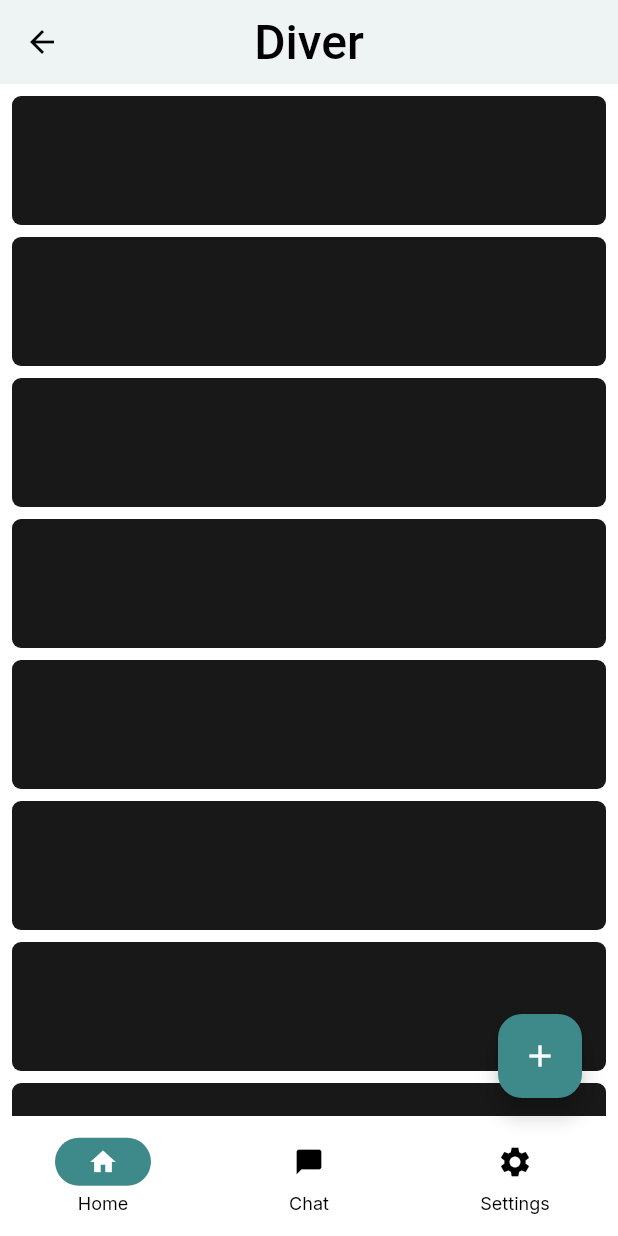
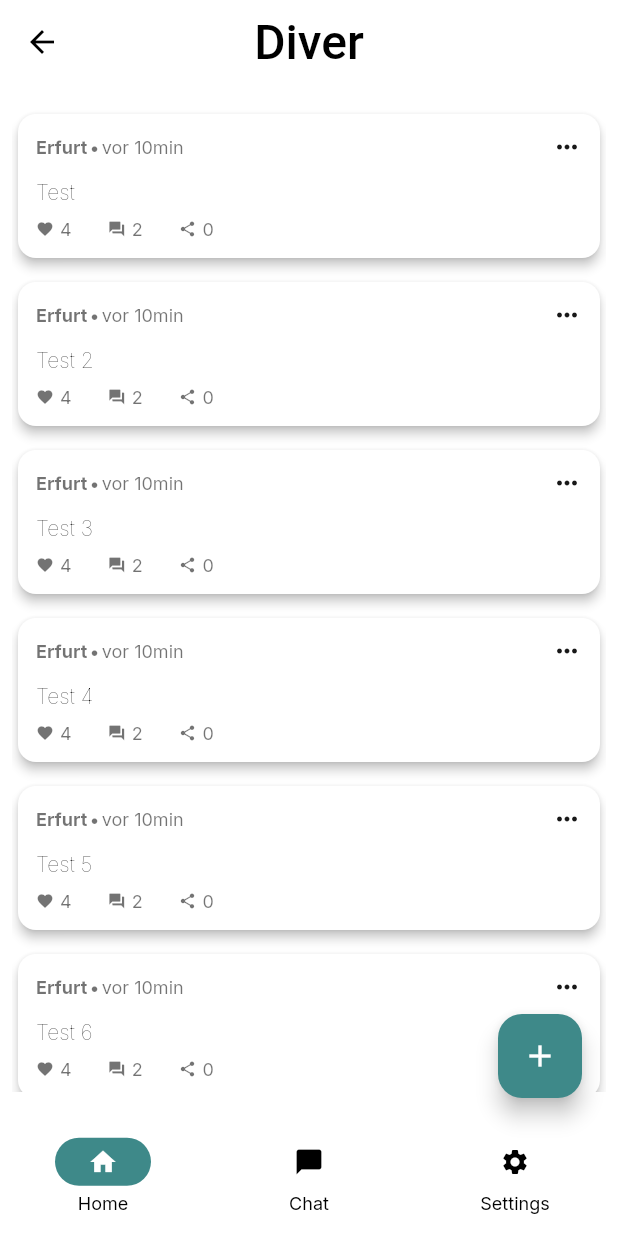
Before and after one commit to diver-company/diver, a Flutter app: the App screen opened by its route, on a phone screen of 412 x 824 dp. Run offline on Flutter 3.47's test engine with Material 2 defaults, Android fonts, the phone set to English and light mode, and no system bars; our stand-ins replace google_fonts, reactive_forms, shared_preferences; accounts and stored records are empty.

Commit message:
DIV-10 wip

```diff
--- a/diver-app/lib/l10n/intl_de.arb
+++ b/diver-app/lib/l10n/intl_de.arb
@@ -14,6 +14,9 @@
   "registerUsernameHint": "Du kannst auch später einen Usernamen festlegen.",
   "registerSignInHere1": "Du hast bereits einen Account?",
   "registerSignInHere2": "Hier anmelden",
+  "navigationBarHome": "Home",
+  "navigationChat": "Chat",
+  "navigationSettings": "Einstellungen",
 
   "btn_getStarted": "Loslegen",
   "btn_signIn": "Anmelden",
--- a/diver-app/lib/l10n/intl_en.arb
+++ b/diver-app/lib/l10n/intl_en.arb
@@ -14,6 +14,9 @@
   "registerUsernameHint": "You can also create a username at a later time.",
   "registerSignInHere1": "Have an account?",
   "registerSignInHere2": "Sign in here",
+  "navigationBarHome": "Home",
+  "navigationChat": "Chat",
+  "navigationSettings": "Settings",
 
   "btn_getStarted": "Get started",
   "btn_signIn": "Sign in",
--- /dev/null
+++ b/diver-app/lib/models/post.dart
@@ -0,0 +1,3 @@
+class Post {
+
+}
--- a/diver-app/lib/screens/app/app.dart
+++ b/diver-app/lib/screens/app/app.dart
@@ -3,8 +3,10 @@ import 'package:diver/constants.dart';
 import 'package:diver/screens/chat/chat.dart';
 import 'package:diver/screens/feed/feed.dart';
 import 'package:diver/screens/new_post/new_post.dart';
+import 'package:flutter/cupertino.dart';
 import 'package:flutter/material.dart';
 import 'package:google_fonts/google_fonts.dart';
+import 'package:diver/generated/l10n.dart';
 
 class App extends StatefulWidget {
   const App({super.key});
@@ -16,7 +18,11 @@ class App extends StatefulWidget {
 class _AppState extends State<App> {
   int _selectedIndex = 0;
 
-  final List<Widget> _pages = <Widget>[const Feed(), const Chat(), const Chat()];
+  final List<Widget> _pages = <Widget>[
+    const Feed(),
+    const Chat(),
+    const Chat()
+  ];
 
   void selectDestination(int idx) {
     setState(() {
@@ -28,7 +34,7 @@ class _AppState extends State<App> {
   Widget build(BuildContext context) {
     return Scaffold(
       appBar: AppBar(
-        elevation: 4.0,
+        //elevation: 4.0,
         centerTitle: true,
         title: Text(
           "Diver",
@@ -42,7 +48,8 @@ class _AppState extends State<App> {
               child: _buildNewPostWidget(context),
             )
           : null,
-      body: PageTransitionSwitcher(
+      body: CupertinoPageScaffold(
+        child: PageTransitionSwitcher(
           reverse: _selectedIndex != 0,
           transitionBuilder: (Widget child, Animation<double> animation,
               Animation<double> secondaryAnimation) {
@@ -55,29 +62,41 @@ class _AppState extends State<App> {
           },
           child: _pages[_selectedIndex],
         ),
+      ),
       bottomNavigationBar: NavigationBar(
         selectedIndex: _selectedIndex,
         onDestinationSelected: (int idx) => selectDestination(idx),
         indicatorColor: Theme.of(context).colorScheme.primary,
-        destinations: const <NavigationDestination>[
+        destinations: <NavigationDestination>[
           NavigationDestination(
-              selectedIcon:
-                  Icon(Icons.home, size: 20.0, color: kContentColorDarkTheme),
-              icon: Icon(
+            selectedIcon: const Icon(Icons.home,
+                size: 20.0, color: kContentColorDarkTheme),
+            icon: const Icon(
               Icons.home,
               size: 20.0,
             ),
-              label: "Home"),
+            label: S.of(context).navigationBarHome,
+          ),
           NavigationDestination(
-              selectedIcon: Icon(Icons.chat_bubble,
-                  size: 20.0, color: kContentColorDarkTheme),
-              icon: Icon(Icons.chat_bubble, size: 20.0),
-              label: "Chat"),
+            selectedIcon: const Icon(
+              Icons.chat_bubble,
+              size: 20.0,
+              color: kContentColorDarkTheme,
+            ),
+            icon: const Icon(Icons.chat_bubble, size: 20.0),
+            label: S.of(context).navigationChat,
+          ),
           NavigationDestination(
-            icon: Icon(
+            selectedIcon: const Icon(
               Icons.settings,
+              size: 20.0,
+              color: kContentColorDarkTheme,
             ),
-            label: "Settings",
+            icon: const Icon(
+              Icons.settings,
+              size: 20.0,
+            ),
+            label: S.of(context).navigationSettings,
           ),
         ],
       ),
@@ -85,7 +104,7 @@ class _AppState extends State<App> {
   }
 
   Widget _buildNewPostWidget(BuildContext context) {
-    return Theme.of(context).platform == TargetPlatform.android
+    return Theme.of(context).platform != TargetPlatform.android
         ? OpenContainer(
             transitionType: ContainerTransitionType.fade,
             openBuilder: (BuildContext context, VoidCallback _) {
@@ -110,7 +129,7 @@ class _AppState extends State<App> {
             },
           )
         : FloatingActionButton(
-            onPressed: () => Navigator.of(context).pushNamed('/feed/new-post'),
+            onPressed: () => Navigator.pushNamed(context, '/feed/new-post'),
             child: const Icon(
               Icons.add,
               color: Colors.white,
--- a/diver-app/lib/screens/chat/chat.dart
+++ b/diver-app/lib/screens/chat/chat.dart
@@ -10,8 +10,6 @@ class Chat extends StatefulWidget {
 class _ChatState extends State<Chat> {
   @override
   Widget build(BuildContext context) {
-    return Container(
-      child: Text("CHAT"),
-    );
+    return const Text("CHAT");
   }
 }
--- a/diver-app/lib/screens/feed/feed.dart
+++ b/diver-app/lib/screens/feed/feed.dart
@@ -1,3 +1,4 @@
+import 'package:diver/screens/feed/feed_item.dart';
 import 'package:flutter/material.dart';
 
 class Feed extends StatefulWidget {
@@ -8,26 +9,19 @@ class Feed extends StatefulWidget {
 }
 
 class _FeedState extends State<Feed> {
+  final List<String> _list = ["Test", "Test 2", "Test 3", "Test 4", "Test 5", "Test 6", "Test 7", "Test 8"];
+
   @override
   Widget build(BuildContext context) {
     return Padding(
-      padding: const EdgeInsets.symmetric(horizontal: 8),
-      child: ListView.builder(
-        itemBuilder: (BuildContext context, int idx) {
-          return Column(
-            children: [
-              const SizedBox(height: 8),
-              SizedBox(
-                width: double.infinity,
-                height: 86.0,
-                child: Container(
-                  decoration: BoxDecoration(
-                      borderRadius: BorderRadius.circular(6.0),
-                      color: Theme.of(context).colorScheme.secondary),
-                ),
-              )
-            ],
-          );
+      padding: const EdgeInsets.symmetric(horizontal: 8, vertical: 16),
+      child: ListView.separated(
+        itemCount: _list.length,
+        itemBuilder: (BuildContext context, int index) {
+          return FeedItem(text: _list[index]);
+        },
+        separatorBuilder: (BuildContext context, int index) {
+          return const SizedBox(height: 8);
         },
       ),
     );
--- /dev/null
+++ b/diver-app/lib/screens/feed/feed_item.dart
@@ -0,0 +1,166 @@
+import 'package:diver/utils/utils.dart';
+import 'package:flutter/cupertino.dart';
+import 'package:flutter/material.dart';
+
+class FeedItem extends StatefulWidget {
+  const FeedItem({super.key, required this.text});
+
+  final String text;
+
+  @override
+  State<FeedItem> createState() => _FeedItemState();
+}
+
+class _FeedItemState extends State<FeedItem> {
+  @override
+  Widget build(BuildContext context) {
+    return Column(
+      children: [
+        SizedBox(
+          width: double.infinity,
+          child: Card(
+            elevation: 3,
+            color: Theme.of(context).brightness == Brightness.light
+                ? const Color(0xFFFFFFFF)
+                : const Color(0x1AFFFFFF),
+            child: Padding(
+              padding: const EdgeInsets.all(12.0),
+              child: Column(
+                mainAxisAlignment: MainAxisAlignment.start,
+                crossAxisAlignment: CrossAxisAlignment.start,
+                children: [
+                  Row(
+                    children: [
+                      Text(
+                        "Erfurt",
+                        style: Theme.of(context).textTheme.bodySmall?.copyWith(
+                            fontWeight: FontWeight.bold,
+                            color: themeBasedDimmedContentColor(context)),
+                      ),
+                      const SizedBox(width: 2),
+                      Text(
+                        "•",
+                        style: Theme.of(context).textTheme.bodySmall?.copyWith(
+                            fontWeight: FontWeight.bold,
+                            color: themeBasedDimmedContentColor(context)),
+                      ),
+                      const SizedBox(width: 2),
+                      Text(
+                        "vor 10min",
+                        style: Theme.of(context).textTheme.bodySmall?.copyWith(
+                            color: themeBasedDimmedContentColor(context)),
+                      ),
+                      Expanded(child: Container()),
+                      GestureDetector(
+                        onTap: () {
+                          Theme.of(context).platform == TargetPlatform.android ? showModalBottomSheet(
+                              context: context,
+                              builder: (BuildContext context) {
+                                return Container();
+                              }
+                          ) : showCupertinoModalPopup(
+                              context: context,
+                              builder: (BuildContext context) => CupertinoActionSheet(
+                                actions: [
+                                  CupertinoActionSheetAction(
+                                    isDestructiveAction: true,
+                                    onPressed: () {
+                                      Navigator.pop(context);
+                                    },
+                                    child: const Text('Report'),
+                                  ),
+                                ],
+                                cancelButton: CupertinoActionSheetAction(
+                                  onPressed: () {
+                                    Navigator.pop(context);
+                                  },
+                                  child: const Text('Cancel'),
+                                ),
+                              ),
+                          );
+                        },
+                        child: const Icon(Icons.more_horiz, size: 20.0),
+                      )
+                    ],
+                  ),
+                  const SizedBox(height: 8),
+                  Text(
+                    widget.text,
+                    style: Theme.of(context).textTheme.bodyMedium?.copyWith(
+                          fontWeight: FontWeight.w100,
+                          height: 1.5,
+                        ),
+                  ),
+                  const SizedBox(height: 8),
+                  Row(
+                    children: [
+                      Row(
+                        children: [
+                          Icon(
+                            Icons.favorite,
+                            size: 12.0,
+                            color: themeBasedDimmedContentColor(context),
+                          ),
+                          const SizedBox(width: 4),
+                          Text(
+                            "4",
+                            style:
+                                Theme.of(context).textTheme.bodySmall?.copyWith(
+                                      color: themeBasedDimmedContentColor(
+                                        context,
+                                      ),
+                                    ),
+                          )
+                        ],
+                      ),
+                      const SizedBox(width: 24),
+                      Row(
+                        children: [
+                          Icon(
+                            Icons.forum,
+                            size: 12.0,
+                            color: themeBasedDimmedContentColor(context),
+                          ),
+                          const SizedBox(width: 4),
+                          Text(
+                            "2",
+                            style:
+                                Theme.of(context).textTheme.bodySmall?.copyWith(
+                                      color: themeBasedDimmedContentColor(
+                                        context,
+                                      ),
+                                    ),
+                          )
+                        ],
+                      ),
+                      const SizedBox(width: 24),
+                      Row(
+                        children: [
+                          Icon(
+                            Icons.share,
+                            size: 12.0,
+                            color: themeBasedDimmedContentColor(context),
+                          ),
+                          const SizedBox(width: 4),
+                          Text(
+                            "0",
+                            style:
+                                Theme.of(context).textTheme.bodySmall?.copyWith(
+                                      color: themeBasedDimmedContentColor(
+                                        context,
+                                      ),
+                                    ),
+                          )
+                        ],
+                      )
+                    ],
+                  ),
+                ],
+              ),
+            ),
+          ),
+        )
+      ],
+    );
+  }
+}
--- a/diver-app/pubspec.yaml
+++ b/diver-app/pubspec.yaml
@@ -40,6 +40,7 @@ dependencies:
   animations: ^2.0.8
   shared_preferences: ^2.2.2
   reactive_forms: ^16.1.1
+  modal_bottom_sheet: ^3.0.0-pre
 
 dev_dependencies:
   flutter_test:
```
Also changed, not shown: diver-app/lib/generated/intl/messages_de.dart, diver-app/lib/generated/intl/messages_en.dart, diver-app/lib/generated/l10n.dart, diver-app/pubspec.lock. Lines whose indentation alone changed are shown as unchanged.
